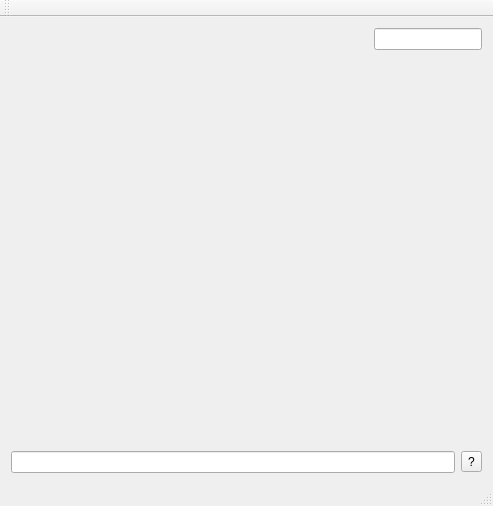
The window that src/widgets/ui/mainwindow.ui (choenig/tingy) describes before a commit, drawn with Qt 5.
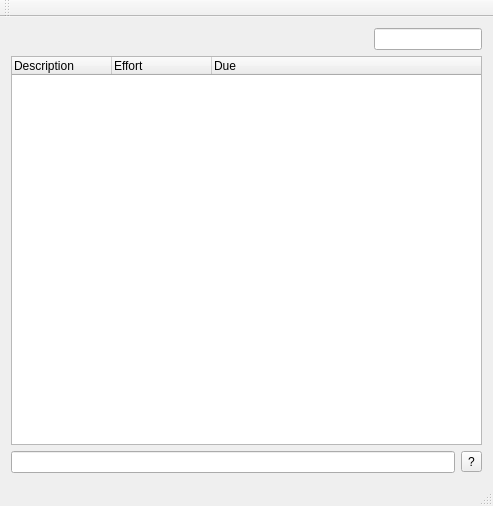
The same window after the commit. Custom widgets are drawn as their Qt base class.

```diff
--- a/src/widgets/ui/mainwindow.ui
+++ b/src/widgets/ui/mainwindow.ui
@@ -42,17 +42,23 @@
      </spacer>
     </item>
     <item row="1" column="0" colspan="3">
-     <spacer name="verticalSpacer">
-      <property name="orientation">
-       <enum>Qt::Vertical</enum>
-      </property>
-      <property name="sizeHint" stdset="0">
-       <size>
-        <width>20</width>
-        <height>411</height>
-       </size>
-      </property>
-     </spacer>
+     <widget class="TaskTree" name="taskTree">
+      <column>
+       <property name="text">
+        <string>Description</string>
+       </property>
+      </column>
+      <column>
+       <property name="text">
+        <string>Effort</string>
+       </property>
+      </column>
+      <column>
+       <property name="text">
+        <string>Due</string>
+       </property>
+      </column>
+     </widget>
     </item>
    </layout>
   </widget>
@@ -83,6 +89,11 @@
    <extends>QLineEdit</extends>
    <header location="global">widgets/filterlineedit.h</header>
   </customwidget>
+  <customwidget>
+   <class>TaskTree</class>
+   <extends>QTreeWidget</extends>
+   <header location="global">widgets/tasktree.h</header>
+  </customwidget>
  </customwidgets>
  <resources/>
  <connections/>
```
